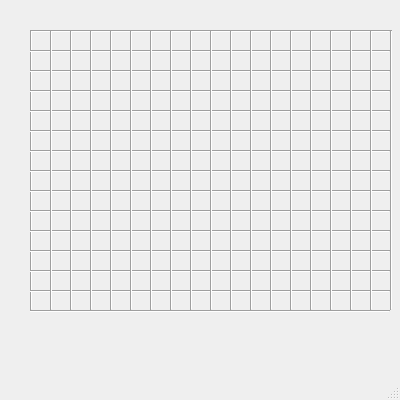
Old version of the form mainwindow.ui in the repository just-zb/MineSweeper.
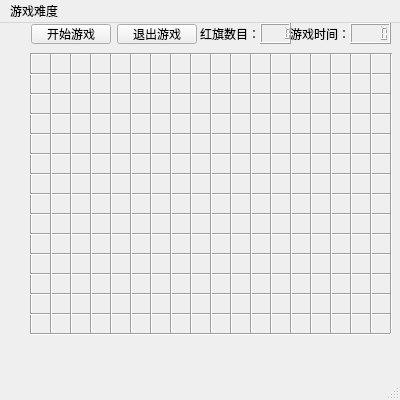
New version of the form.

Commit message:
程序需要整体审视，现在还有红旗和贴图未实现
把bl对象和myBlock对象整合了
加入几个按钮，然后连接，显示游戏时间还未完全。

Patch:
```diff
--- a/mainwindow.ui
+++ b/mainwindow.ui
@@ -469,6 +469,81 @@
      <enum>Qt::Vertical</enum>
     </property>
    </widget>
+   <widget class="QPushButton" name="pushButton">
+    <property name="geometry">
+     <rect>
+      <x>31</x>
+      <y>1</y>
+      <width>80</width>
+      <height>20</height>
+     </rect>
+    </property>
+    <property name="text">
+     <string>开始游戏</string>
+    </property>
+   </widget>
+   <widget class="QLabel" name="label_2">
+    <property name="geometry">
+     <rect>
+      <x>290</x>
+      <y>0</y>
+      <width>61</width>
+      <height>21</height>
+     </rect>
+    </property>
+    <property name="text">
+     <string>游戏时间：</string>
+    </property>
+   </widget>
+   <widget class="QLabel" name="label_3">
+    <property name="geometry">
+     <rect>
+      <x>200</x>
+      <y>0</y>
+      <width>61</width>
+      <height>21</height>
+     </rect>
+    </property>
+    <property name="text">
+     <string>红旗数目：</string>
+    </property>
+   </widget>
+   <widget class="QPushButton" name="pushButton_2">
+    <property name="geometry">
+     <rect>
+      <x>117</x>
+      <y>1</y>
+      <width>80</width>
+      <height>20</height>
+     </rect>
+    </property>
+    <property name="text">
+     <string>退出游戏</string>
+    </property>
+   </widget>
+   <widget class="QLCDNumber" name="lcdNumber">
+    <property name="geometry">
+     <rect>
+      <x>260</x>
+      <y>0</y>
+      <width>31</width>
+      <height>21</height>
+     </rect>
+    </property>
+   </widget>
+   <widget class="QLCDNumber" name="lcdNumber_2">
+    <property name="geometry">
+     <rect>
+      <x>350</x>
+      <y>0</y>
+      <width>41</width>
+      <height>21</height>
+     </rect>
+    </property>
+    <property name="styleSheet">
+     <string notr="true">color: rgb(85, 255, 127);</string>
+    </property>
+   </widget>
   </widget>
   <widget class="QMenuBar" name="menuBar">
    <property name="geometry">
@@ -476,9 +551,15 @@
      <x>0</x>
      <y>0</y>
      <width>400</width>
-     <height>23</height>
+     <height>21</height>
     </rect>
    </property>
+   <widget class="QMenu" name="menu">
+    <property name="title">
+     <string>游戏难度</string>
+    </property>
+   </widget>
+   <addaction name="menu"/>
   </widget>
   <widget class="QStatusBar" name="statusBar"/>
  </widget>
```
The commit also changes 13 other files.
